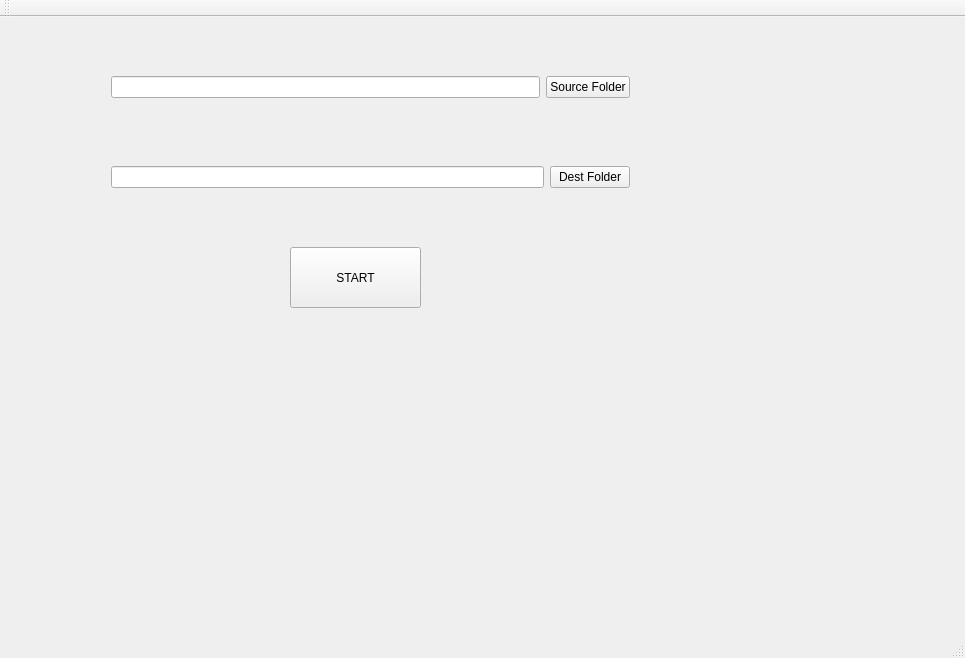
Above: mainwindow.ui from thethirdchild1991/IMAGE_PROCESSOR before the change. Below: the same form after it.
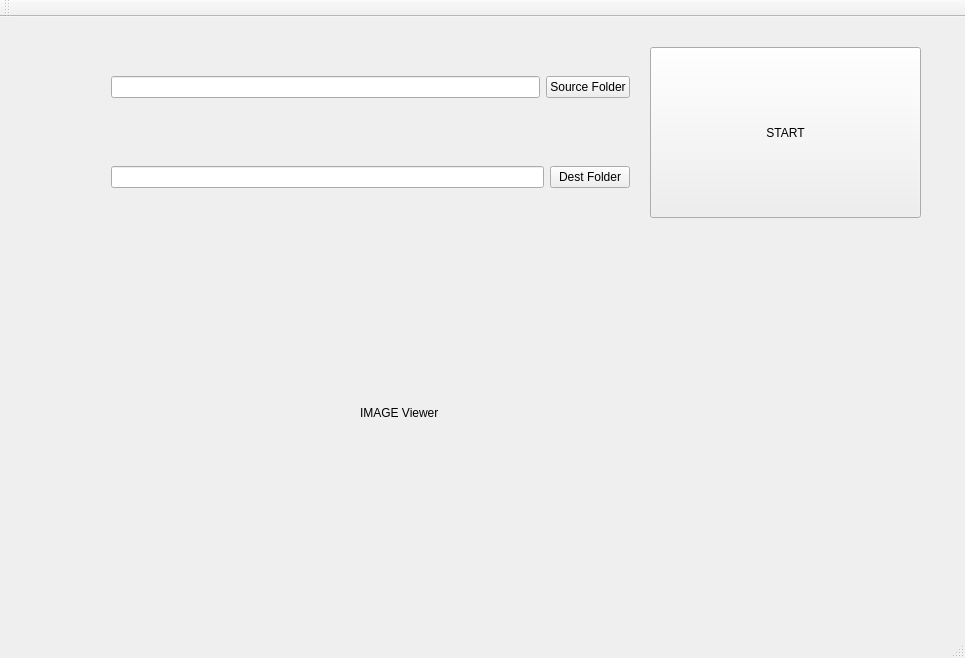
That is the form after the change.

Commit message: . img viewer basic features

Patch:
```diff
--- a/mainwindow.ui
+++ b/mainwindow.ui
@@ -17,10 +17,10 @@
    <widget class="QPushButton" name="startPushButton">
     <property name="geometry">
      <rect>
-      <x>290</x>
-      <y>230</y>
-      <width>131</width>
-      <height>61</height>
+      <x>650</x>
+      <y>30</y>
+      <width>271</width>
+      <height>171</height>
      </rect>
     </property>
     <property name="text">
@@ -71,6 +71,19 @@
      </item>
     </layout>
    </widget>
+   <widget class="QLabel" name="imgViewer">
+    <property name="geometry">
+     <rect>
+      <x>360</x>
+      <y>270</y>
+      <width>271</width>
+      <height>251</height>
+     </rect>
+    </property>
+    <property name="text">
+     <string>IMAGE Viewer</string>
+    </property>
+   </widget>
   </widget>
   <widget class="QMenuBar" name="menuBar">
    <property name="geometry">
```
The commit also changes 5 other files.
